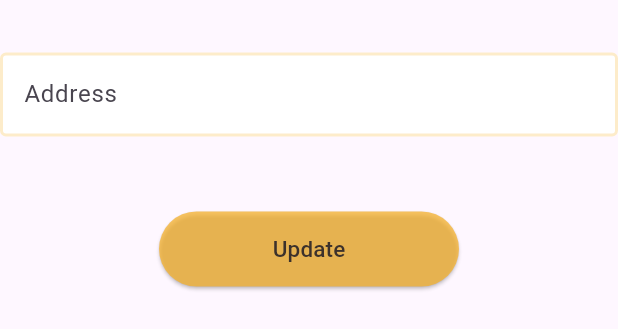
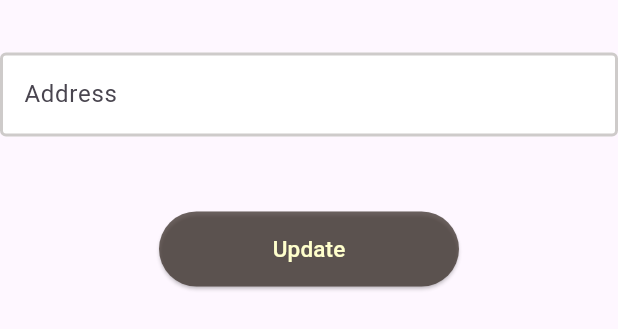
Before and after one commit to zengchai/jood, a Flutter app: what addressForm() shows on an empty page, opened directly, on a phone screen of 412 x 824 dp. Shown: the top 329 px of the screen. Run offline on Flutter 3.47's test engine with Material 3 defaults, Android fonts, the phone set to English and light mode, and no system bars; our stand-ins replace cached_network_image, cloud_firestore, firebase_auth, firebase_core, firebase_storage, flutter_spinkit and 2 more; missing offline and left inert: circular_badge_avatar; accounts and stored records are empty; project files that could hold a hidden picture were left out.

```diff
--- a/lib/pages/home/addressForm.dart
+++ b/lib/pages/home/addressForm.dart
@@ -47,11 +47,11 @@ class _addressFormState extends State<addressForm> {
                 filled: true,
                 enabledBorder: OutlineInputBorder(
                     borderRadius: BorderRadius.circular(4.0), // Set the border radius here
-                    borderSide: BorderSide(color: Color(0xFFF6B22D).withOpacity(0.25), width: 2.0)
+                    borderSide: BorderSide(color: Color(0xFF3C312B).withOpacity(0.25), width: 2.0)
                 ),
                 focusedBorder: OutlineInputBorder(
                     borderRadius: BorderRadius.circular(12.0), // Set the border radius here
-                    borderSide: BorderSide(color: Color(0xFFF6B22D).withOpacity(0.75), width: 2.0)
+                    borderSide: BorderSide(color: Color(0xFF3C312B).withOpacity(0.75), width: 2.0)
                 )
             ),
             validator: (val) => val!.isEmpty ? 'Enter an address': null,
@@ -63,8 +63,8 @@ class _addressFormState extends State<addressForm> {
               Navigator.pop(context); // Close the dialog after updating
             },
             style: ButtonStyle(
-              backgroundColor: MaterialStateProperty.all<Color>(Color(0xFFF6B22D).withOpacity(0.75),),
-              foregroundColor: MaterialStateProperty.all<Color>(Color(0xFF3C312B)),
+              backgroundColor: MaterialStateProperty.all<Color>(Color(0xFF3C312B).withOpacity(0.75),),
+              foregroundColor: MaterialStateProperty.all<Color>(Color(0xFFFFFFCC)),
               minimumSize: MaterialStateProperty.all<Size>(Size(200, 50)),
             ),
             child: Text(
```
